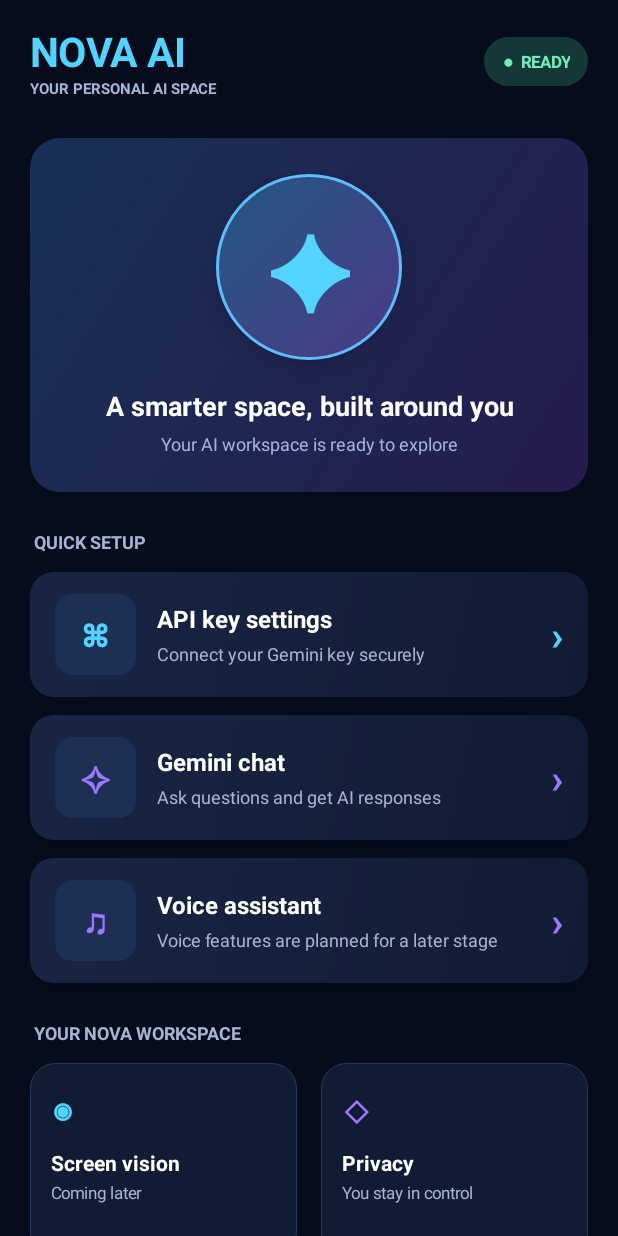
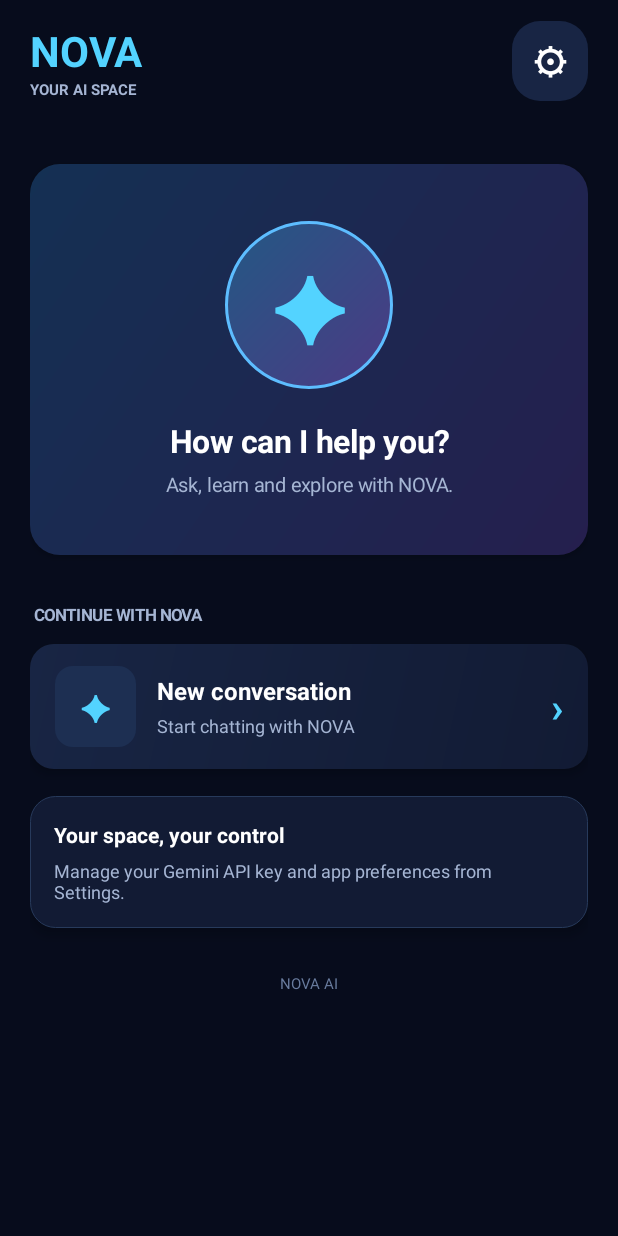
Before and after one commit to Aarkmaurya/Nova.ai, an Android app: the screen it shows after launch (MainActivity), on a phone screen of 412 x 824 dp. Run offline under Robolectric (Android 15) with nearby library versions, the phone set to English and light mode, and no system bars.

Commit message:
Refactor HomeDashboardScreen layout and styles

```diff
--- a/app/src/main/java/com/aark/novaai/ui/HomeDashboardScreen.kt
+++ b/app/src/main/java/com/aark/novaai/ui/HomeDashboardScreen.kt
@@ -3,94 +3,78 @@ package com.aark.novaai.ui
 import android.app.Activity
 import android.graphics.Color
 import android.graphics.drawable.GradientDrawable
+import android.view.Gravity
 import android.widget.LinearLayout
-import android.widget.Toast
 import com.aark.novaai.core.NovaPalette
 import com.aark.novaai.ui.components.NovaUi
 
+/** Compact NOVA home screen: chat is primary, settings live behind the gear. */
 class HomeDashboardScreen(
     private val activity: Activity,
     private val onOpenApiSettings: () -> Unit,
     private val onOpenChat: () -> Unit
 ) {
     fun create(): LinearLayout {
-        val root = NovaUi.pageRoot(activity)
+        val root = NovaUi.pageRoot(activity).apply {
+            setPadding(NovaUi.dp(activity, 20), NovaUi.dp(activity, 14), NovaUi.dp(activity, 20), NovaUi.dp(activity, 24))
+        }
         val top = LinearLayout(activity).apply {
             orientation = LinearLayout.HORIZONTAL
-            gravity = android.view.Gravity.CENTER_VERTICAL
+            gravity = Gravity.CENTER_VERTICAL
         }
-        val brand = LinearLayout(activity).apply {
-            orientation = LinearLayout.VERTICAL
-            addView(NovaUi.label(activity, "NOVA AI", 27f, NovaPalette.cyan, true))
-            addView(NovaUi.label(activity, "YOUR PERSONAL AI SPACE", 10f, NovaPalette.muted, true))
+        val brand = LinearLayout(activity).apply { orientation = LinearLayout.VERTICAL }
+        brand.addView(NovaUi.label(activity, "NOVA", 28f, NovaPalette.cyan, true))
+        brand.addView(NovaUi.label(activity, "YOUR AI SPACE", 10f, NovaPalette.muted, true))
+        top.addView(brand, LinearLayout.LayoutParams(0, -2, 1f))
+        val settings = NovaUi.centerLabel(activity, "⚙", 24f, Color.WHITE, true).apply {
+            background = NovaUi.rounded(NovaPalette.surface2, 28f)
+            setPadding(NovaUi.dp(activity, 14), NovaUi.dp(activity, 10), NovaUi.dp(activity, 14), NovaUi.dp(activity, 10))
+            contentDescription = "Settings"
+            isClickable = true
+            isFocusable = true
+            setOnClickListener { onOpenApiSettings() }
         }
-        top.addView(brand, LinearLayout.LayoutParams(0, -2, 1f))
-        top.addView(NovaUi.centerLabel(activity, "●  READY", 11f, Color.rgb(112, 238, 190), true).apply {
-            background = NovaUi.rounded(Color.rgb(20, 55, 55), 30f)
-            val h = NovaUi.dp(activity, 9)
-            val w = NovaUi.dp(activity, 12)
-            setPadding(w, h, w, h)
-        })
+        top.addView(settings)
         root.addView(top)
 
         val hero = LinearLayout(activity).apply {
             orientation = LinearLayout.VERTICAL
-            gravity = android.view.Gravity.CENTER
-            val h = NovaUi.dp(activity, 24)
-            val w = NovaUi.dp(activity, 18)
-            setPadding(w, h, w, h)
-            background = NovaUi.gradient(Color.rgb(24, 48, 87), Color.rgb(37, 28, 78), 30f)
-            elevation = NovaUi.dp(activity, 7).toFloat()
+            gravity = Gravity.CENTER
+            setPadding(NovaUi.dp(activity, 18), NovaUi.dp(activity, 38), NovaUi.dp(activity, 18), NovaUi.dp(activity, 38))
+            background = NovaUi.gradient(Color.rgb(20, 48, 83), Color.rgb(37, 31, 78), 30f)
+            elevation = NovaUi.dp(activity, 3).toFloat()
         }
-        val orb = NovaUi.centerLabel(activity, "✦", 66f, NovaPalette.cyan, true).apply {
-            background = GradientDrawable(GradientDrawable.Orientation.TL_BR,
-                intArrayOf(Color.rgb(35, 88, 132), Color.rgb(76, 58, 132))).apply {
+        val orb = NovaUi.centerLabel(activity, "✦", 58f, NovaPalette.cyan, true).apply {
+            background = GradientDrawable(GradientDrawable.Orientation.TL_BR, intArrayOf(Color.rgb(35, 88, 132), Color.rgb(76, 58, 132))).apply {
                 shape = GradientDrawable.OVAL
                 setStroke(NovaUi.dp(activity, 2), Color.rgb(93, 189, 255))
             }
-            elevation = NovaUi.dp(activity, 12).toFloat()
         }
-        hero.addView(orb, LinearLayout.LayoutParams(NovaUi.dp(activity, 124), NovaUi.dp(activity, 124)))
-        hero.addView(NovaUi.centerLabel(activity, "A smarter space, built around you", 18f, Color.WHITE, true).apply {
-            setPadding(0, NovaUi.dp(activity, 18), 0, NovaUi.dp(activity, 5))
+        hero.addView(orb, LinearLayout.LayoutParams(NovaUi.dp(activity, 112), NovaUi.dp(activity, 112)))
+        hero.addView(NovaUi.centerLabel(activity, "How can I help you?", 21f, Color.WHITE, true).apply {
+            setPadding(0, NovaUi.dp(activity, 20), 0, NovaUi.dp(activity, 6))
         })
-        hero.addView(NovaUi.centerLabel(activity, "Your AI workspace is ready to explore", 12f, NovaPalette.muted))
-        root.addView(hero, LinearLayout.LayoutParams(-1, -2).apply { topMargin = NovaUi.dp(activity, 26) })
+        hero.addView(NovaUi.centerLabel(activity, "Ask, learn and explore with NOVA.", 13f, NovaPalette.muted))
+        root.addView(hero, LinearLayout.LayoutParams(-1, -2).apply { topMargin = NovaUi.dp(activity, 42) })
 
-        root.addView(NovaUi.label(activity, "QUICK SETUP", 12f, NovaPalette.muted, true).apply {
-            setPadding(NovaUi.dp(activity, 3), NovaUi.dp(activity, 25), 0, NovaUi.dp(activity, 12))
+        root.addView(NovaUi.label(activity, "CONTINUE WITH NOVA", 11f, NovaPalette.muted, true).apply {
+            setPadding(NovaUi.dp(activity, 3), NovaUi.dp(activity, 32), 0, NovaUi.dp(activity, 12))
         })
-        root.addView(NovaUi.actionTile(activity, "API key settings", "Connect your Gemini key securely", "⌘", NovaPalette.cyan, onOpenApiSettings),
-            LinearLayout.LayoutParams(-1, -2).apply { bottomMargin = NovaUi.dp(activity, 12) })
-        root.addView(NovaUi.actionTile(activity, "Gemini chat", "Ask questions and get AI responses", "✧", NovaPalette.purple, onOpenChat),
-            LinearLayout.LayoutParams(-1, -2).apply { bottomMargin = NovaUi.dp(activity, 12) })
-        root.addView(NovaUi.actionTile(activity, "Voice assistant", "Voice features are planned for a later stage", "♫", NovaPalette.purple) {
-            Toast.makeText(activity, "Voice assistant is not implemented yet.", Toast.LENGTH_LONG).show()
-        })
+        root.addView(NovaUi.actionTile(activity, "New conversation", "Start chatting with NOVA", "✦", NovaPalette.cyan, onOpenChat),
+            LinearLayout.LayoutParams(-1, -2))
 
-        root.addView(NovaUi.label(activity, "YOUR NOVA WORKSPACE", 12f, NovaPalette.muted, true).apply {
-            setPadding(NovaUi.dp(activity, 3), NovaUi.dp(activity, 25), 0, NovaUi.dp(activity, 12))
-        })
-        val grid = LinearLayout(activity).apply { orientation = LinearLayout.HORIZONTAL }
-        grid.addView(miniCard("◉", "Screen vision", "Coming later", NovaPalette.cyan),
-            LinearLayout.LayoutParams(0, NovaUi.dp(activity, 130), 1f).apply { marginEnd = NovaUi.dp(activity, 8) })
-        grid.addView(miniCard("◇", "Privacy", "You stay in control", NovaPalette.purple),
-            LinearLayout.LayoutParams(0, NovaUi.dp(activity, 130), 1f).apply { marginStart = NovaUi.dp(activity, 8) })
-        root.addView(grid)
-        root.addView(NovaUi.centerLabel(activity, "NOVA AI  •  GEMINI CHAT PREVIEW", 10f, Color.rgb(105, 124, 158)).apply {
-            setPadding(0, NovaUi.dp(activity, 26), 0, NovaUi.dp(activity, 4))
+        val note = NovaUi.card(activity, 16).apply {
+            addView(NovaUi.label(activity, "Your space, your control", 14f, Color.WHITE, true))
+            addView(NovaUi.label(activity, "Manage your Gemini API key and app preferences from Settings.", 12f, NovaPalette.muted).apply {
+                setPadding(0, NovaUi.dp(activity, 6), 0, 0)
+            })
+        }
+        root.addView(note, LinearLayout.LayoutParams(-1, -2).apply { topMargin = NovaUi.dp(activity, 18) })
+        root.addView(NovaUi.centerLabel(activity, "NOVA AI", 10f, Color.rgb(105, 124, 158)).apply {
+            setPadding(0, NovaUi.dp(activity, 30), 0, NovaUi.dp(activity, 4))
         })
         return root
     }
 
     fun show() = NovaUi.installScrollable(activity, create())
-
-    private fun miniCard(icon: String, title: String, subtitle: String, accent: Int): LinearLayout =
-        NovaUi.card(activity, 14).apply {
-            addView(NovaUi.centerLabel(activity, icon, 25f, accent, true).apply { gravity = android.view.Gravity.START })
-            addView(NovaUi.label(activity, title, 14f, Color.WHITE, true).apply {
-                setPadding(0, NovaUi.dp(activity, 9), 0, NovaUi.dp(activity, 3))
-            })
-            addView(NovaUi.label(activity, subtitle, 11f, NovaPalette.muted))
-        }
 }
```
